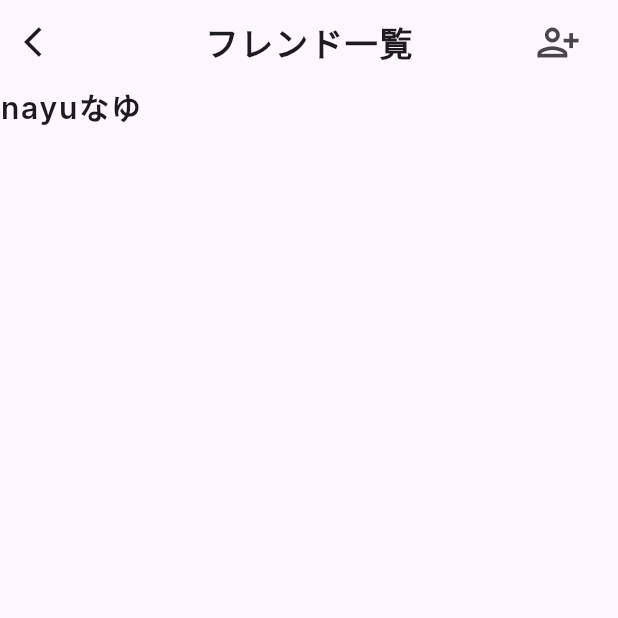
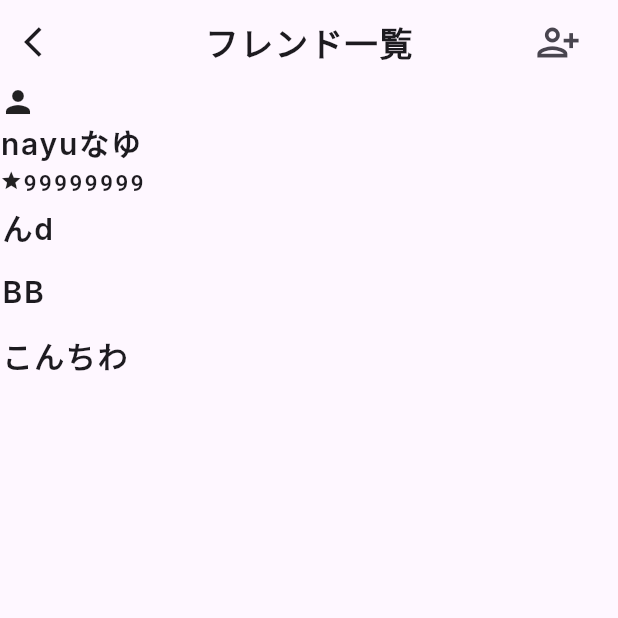
Before and after one commit to nayu104/game-talk-frontend, a Flutter app: the screen it shows after launch, on a phone screen of 412 x 824 dp, the top half of it. Run offline on Flutter 3.47's test engine with Material 3 defaults, Android fonts, the phone set to English and light mode, and no system bars; our stand-ins replace google_fonts.

Commit message:
ユーザーをとりあえずリスト化

```diff
--- a/lib/my_home_page.dart
+++ b/lib/my_home_page.dart
@@ -15,6 +15,7 @@ class _MyHomePageState extends State<MyHomePage> {
 
   @override
   Widget build(BuildContext context) {
+    List user = ["んd", "BB", "こんちわ"];//ここに入れないとホットリロードで更新されない。あとで修正する
     return Scaffold(
       appBar: AppBar(
         title: Text("フレンド一覧",
@@ -29,20 +30,29 @@ class _MyHomePageState extends State<MyHomePage> {
           width: 80,
           height: 60,
           child:  IconButton(
-              onPressed: (){},
-              icon: Icon(Icons.arrow_back_ios)),
+            onPressed: (){},
+            icon: Icon(Icons.arrow_back_ios),
+            highlightColor: Colors.transparent,
+          ),
         ),
+
         actions: [
           SizedBox(
             width: 80,
             height: 60,
           child: IconButton(
-              onPressed: (){},
-              icon: Icon(Icons.person_add_alt,size: 30)),
+            onPressed: (){},
+            icon: Icon(Icons.person_add_alt,size: 30),
+            highlightColor: Colors.transparent,
+          ),
           ),
         ],
       ),
-      body:  Text("nayuなゆ",
+      body: Column(
+        crossAxisAlignment: CrossAxisAlignment.start,
+        children: [
+          Icon(Icons.person),
+          Text("nayuなゆ",
         style:
         GoogleFonts.inter(
           fontSize: 20,
@@ -50,6 +60,42 @@ class _MyHomePageState extends State<MyHomePage> {
           fontWeight: FontWeight.w600,
         ),
       ),
+          Row(
+            children: [
+              Icon(Icons.star,size: 15),
+              Text("99999999",
+                style:
+                GoogleFonts.robotoMono(
+                fontSize: 15,
+                letterSpacing: 1.2,
+                fontWeight: FontWeight.w600,
+          ),
+          ),
+    ],
+          ),
+          Expanded(
+            child: ListView.builder(
+              itemCount: user.length,
+              itemBuilder: (context,index) {
+                return
+                  Padding(
+                    padding: EdgeInsets.all(1.0),
+                    child: Text(
+                      user[index],
+                      style:
+                      GoogleFonts.inter(
+                        fontSize: 20,
+                        letterSpacing: 1.2,
+                        fontWeight: FontWeight.w600,
+                        height: 2,
+                      ),
+                    ),
+                  );
+                },
+            ),
+          ),
+        ],
+      ),
     );
   }
 }
```
Also changed, not shown: 1 other file.
